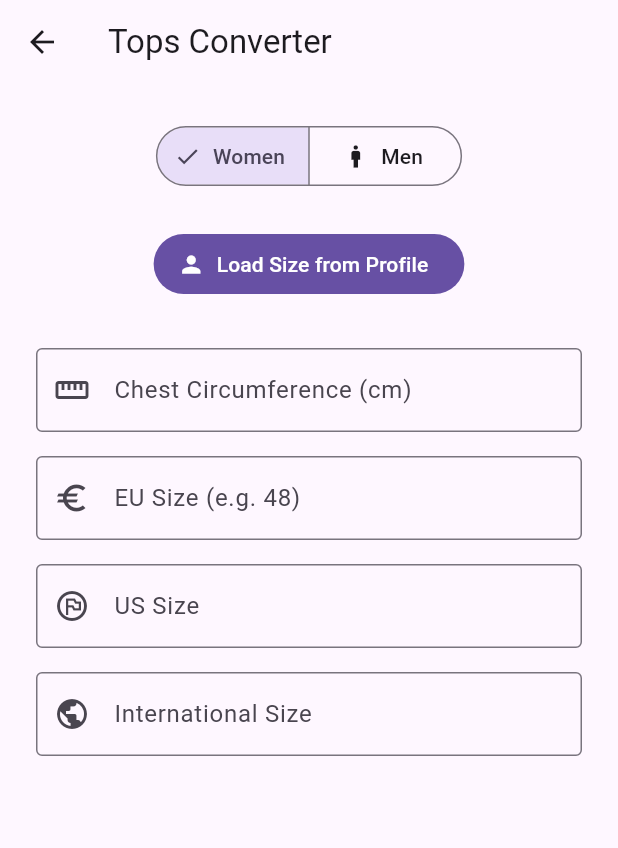
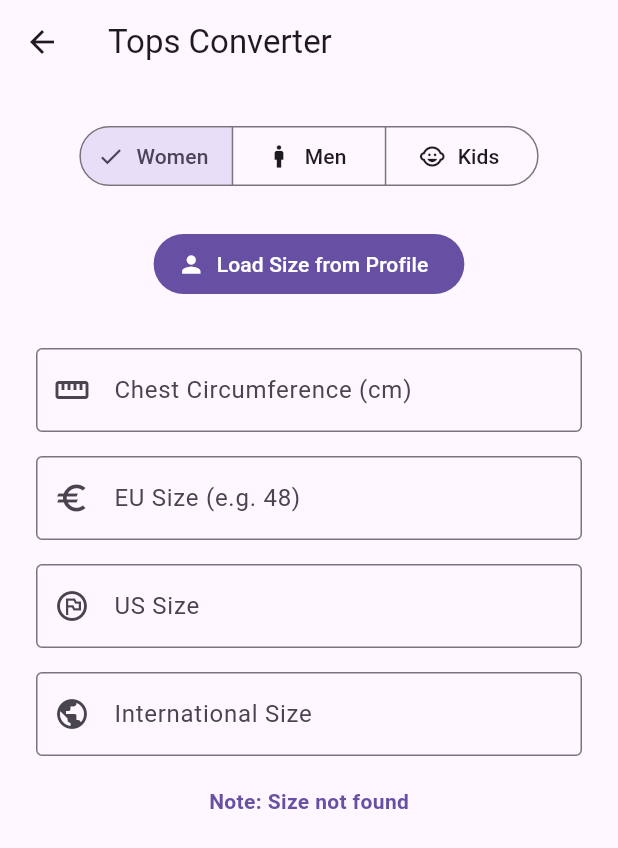
Before and after one commit to Groneberg/SmartSizeConverter, a Flutter app: the TopsScreen screen opened directly, after a tap on "Women", on a phone screen of 412 x 824 dp. Shown: the top 848 px of the screen. Run offline on Flutter 3.47's test engine with Material 3 defaults, Android fonts, the phone set to English and light mode, and no system bars; our stand-ins replace shared_preferences; accounts and stored records are empty.

Commit message:
refactor: unify conversion logic and integrate kids sizes
- Standardize JSON keys to min_cm and max_cm across all categories for simpler parsing.
- Refactor SizeConversionService to use generic convert and findByEu methods.
- Update TopsScreen and BottomsScreen to utilize the new generic service methods.
- Add US Size TextField to both screens for comprehensive sizing info.
- Implement Kids option in Gender SegmentedButton across UI screens.
- Enhance robust state clearing and error handling for out-of-bounds inputs.

```diff
--- a/lib/src/features/Tops/screen/tops_screen.dart
+++ b/lib/src/features/Tops/screen/tops_screen.dart
@@ -13,11 +13,10 @@
 class _TopsScreenState extends State<TopsScreen> {
   Gender _selectedGender = Gender.men;
 
-  // Controller
   final TextEditingController _chestController = TextEditingController();
   final TextEditingController _euSizeController = TextEditingController();
   final TextEditingController _intlSizeController = TextEditingController();
-  final TextEditingController _usSizeController = TextEditingController(); // NEU
+  final TextEditingController _usSizeController = TextEditingController();
   String _fitHint = '';
 
   @override
@@ -25,33 +24,44 @@
     _chestController.dispose();
     _euSizeController.dispose();
     _intlSizeController.dispose();
-    _usSizeController.dispose(); // NEU
+    _usSizeController.dispose();
     super.dispose();
   }
 
   void _updateSizes(String value) {
-    if (value.isEmpty) return;
-    final double? chest = double.tryParse(value.replaceAll(',', '.'));
-    if (chest == null) return;
+    if (value.isEmpty) {
+      _clearFields();
+      return;
+    }
+    final double? cm = double.tryParse(value.replaceAll(',', '.'));
+    if (cm == null) return;
 
-    final result = context.read<SizeConversionService>().convertTops(chest, _selectedGender);
+    final result = context.read<SizeConversionService>().convert(
+      'tops',
+      cm,
+      _selectedGender,
+    );
 
     if (result != null) {
       setState(() {
         _euSizeController.text = result['eu'].toString();
         _intlSizeController.text = result['intl'] ?? '-';
-        _usSizeController.text = result['us']?.toString() ?? '-'; // NEU
+        _usSizeController.text = result['us']?.toString() ?? '-';
         _fitHint = result['category'] ?? '';
       });
     } else {
-      _clearFields(keepChest: true);
+      _clearFields(keepInput: true);
     }
   }
 
   void _updateFromEu(String value) {
     if (value.isEmpty) return;
 
-    final result = context.read<SizeConversionService>().findByEuSize(value, _selectedGender);
+    final result = context.read<SizeConversionService>().findByEu(
+      'tops',
+      value,
+      _selectedGender,
+    );
 
     if (result != null) {
       setState(() {
@@ -64,9 +74,9 @@
     }
   }
 
-  void _clearFields({bool keepChest = false}) {
+  void _clearFields({bool keepInput = false}) {
     setState(() {
-      if (!keepChest) _chestController.clear();
+      if (!keepInput) _chestController.clear();
       _euSizeController.clear();
       _intlSizeController.clear();
       _usSizeController.clear();
@@ -79,6 +89,20 @@
     if (profile?.chestCircumference != null) {
       _chestController.text = profile!.chestCircumference.toString();
       _updateSizes(_chestController.text);
+      ScaffoldMessenger.of(context).showSnackBar(
+        const SnackBar(
+          content: Text('Chest measurement loaded successfully!'),
+          behavior: SnackBarBehavior.floating,
+        ),
+      );
+    } else {
+       ScaffoldMessenger.of(context).showSnackBar(
+        const SnackBar(
+          content: Text('No chest measurement found in profile!'),
+          backgroundColor: Colors.redAccent,
+          behavior: SnackBarBehavior.floating,
+        ),
+      );
     }
   }
 
@@ -90,21 +114,34 @@
         padding: const EdgeInsets.all(24.0),
         child: Column(
           children: [
-            // Gender Toggle
             SegmentedButton<Gender>(
               segments: const [
-                ButtonSegment(value: Gender.women, label: Text('Women'), icon: Icon(Icons.woman)),
-                ButtonSegment(value: Gender.men, label: Text('Men'), icon: Icon(Icons.man)),
+                ButtonSegment(
+                  value: Gender.women,
+                  label: Text('Women'),
+                  icon: Icon(Icons.woman),
+                ),
+                ButtonSegment(
+                  value: Gender.men,
+                  label: Text('Men'),
+                  icon: Icon(Icons.man),
+                ),
+                ButtonSegment(
+                  value: Gender.kids,
+                  label: Text('Kids'),
+                  icon: Icon(Icons.child_care),
+                ),
               ],
               selected: {_selectedGender},
               onSelectionChanged: (set) {
-                setState(() => _selectedGender = set.first);
+                setState(() {
+                  _selectedGender = set.first;
+                });
                 _updateSizes(_chestController.text);
               },
             ),
             const SizedBox(height: 24),
 
-            // Profile Button
             FilledButton.icon(
               onPressed: _loadFromProfile,
               icon: const Icon(Icons.person),
@@ -119,7 +156,9 @@
                 border: OutlineInputBorder(),
                 prefixIcon: Icon(Icons.straighten),
               ),
-              keyboardType: const TextInputType.numberWithOptions(decimal: true),
+              keyboardType: const TextInputType.numberWithOptions(
+                decimal: true,
+              ),
               onChanged: _updateSizes,
             ),
             const SizedBox(height: 16),
@@ -160,8 +199,13 @@
             if (_fitHint.isNotEmpty)
               Padding(
                 padding: const EdgeInsets.only(top: 20),
-                child: Text('Note: $_fitHint',
-                  style: TextStyle(fontWeight: FontWeight.bold, color: Theme.of(context).primaryColor)),
+                child: Text(
+                  'Note: $_fitHint',
+                  style: TextStyle(
+                    fontWeight: FontWeight.bold,
+                    color: Theme.of(context).primaryColor,
+                  ),
+                ),
               ),
           ],
         ),
```
Also changed, not shown: assets/data/size_conversion_data.json (+75 -58 lines), lib/src/data/services/size_conversion_service.dart (+17 -70 lines), lib/src/features/Bottems/screen/bottoms_screen.dart (+34 -17 lines), lib/src/features/Home/screen/home_screen.dart (+8 -2 lines), lib/src/features/Shoes/screen/shoes_screen.dart (added).
